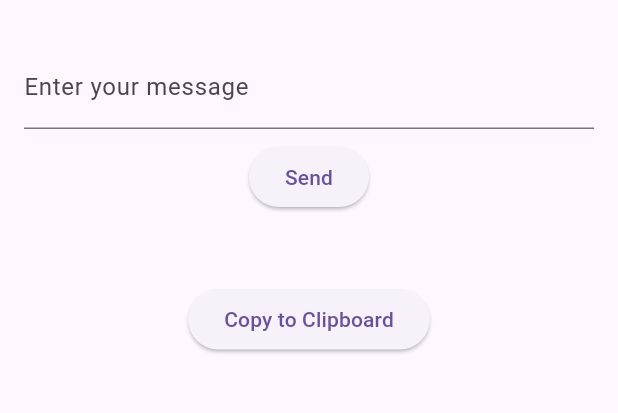
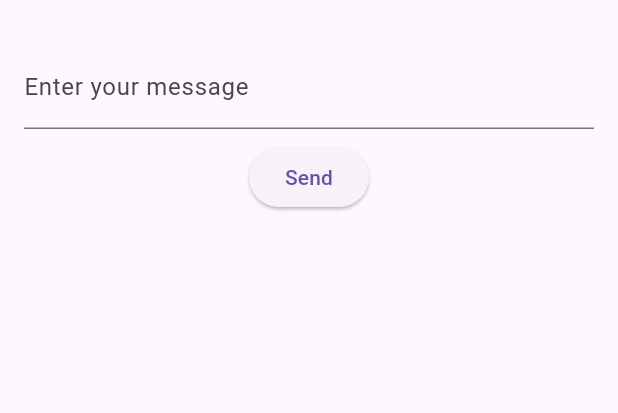
Before and after one commit to lars-heimann/vocabmate, a Flutter app: the VocabMateHomePage screen opened by its route, on a phone screen of 412 x 824 dp, the part 63-476 px from its top. Run offline on Flutter 3.47's test engine with Material 3 defaults, Android fonts, the phone set to English and light mode, and no system bars; our stand-ins replace firebase_auth, firebase_core; missing offline and left inert: firebase_ui_auth; accounts and stored records are empty; statements that could not run were skipped.

Commit message:
made copy to clipboard button conditional

```diff
--- a/lib/main.dart
+++ b/lib/main.dart
@@ -4,7 +4,7 @@ import 'package:firebase_core/firebase_core.dart';
 import 'firebase_options.dart';
 import 'package:firebase_auth/firebase_auth.dart' hide EmailAuthProvider;
 import 'package:firebase_ui_auth/firebase_ui_auth.dart';
-import 'package:flutter/services.dart'; // Import the services package for clipboard
+import 'package:flutter/services.dart';
 
 void main() async {
   WidgetsFlutterBinding.ensureInitialized();
@@ -83,7 +83,7 @@ class _VocabMateHomePageState extends State<VocabMateHomePage> {
   void _copyToClipboard() {
     Clipboard.setData(ClipboardData(text: _response));
     ScaffoldMessenger.of(context).showSnackBar(
-      const SnackBar(content: Text('Response copied to clipboard!')),
+      SnackBar(content: Text('Response copied to clipboard!')),
     );
   }
 
@@ -117,7 +117,8 @@ class _VocabMateHomePageState extends State<VocabMateHomePage> {
             const SizedBox(height: 16.0),
             _isLoading
                 ? const CircularProgressIndicator()
-                : Column(
+                : _response.isNotEmpty
+                    ? Column(
                         children: [
                           Text(
                             _response,
@@ -129,7 +130,8 @@ class _VocabMateHomePageState extends State<VocabMateHomePage> {
                             child: const Text('Copy to Clipboard'),
                           ),
                         ],
-                  ),
+                      )
+                    : Container(),
           ],
         ),
       ),
```
Lines whose indentation alone changed are shown as unchanged.
